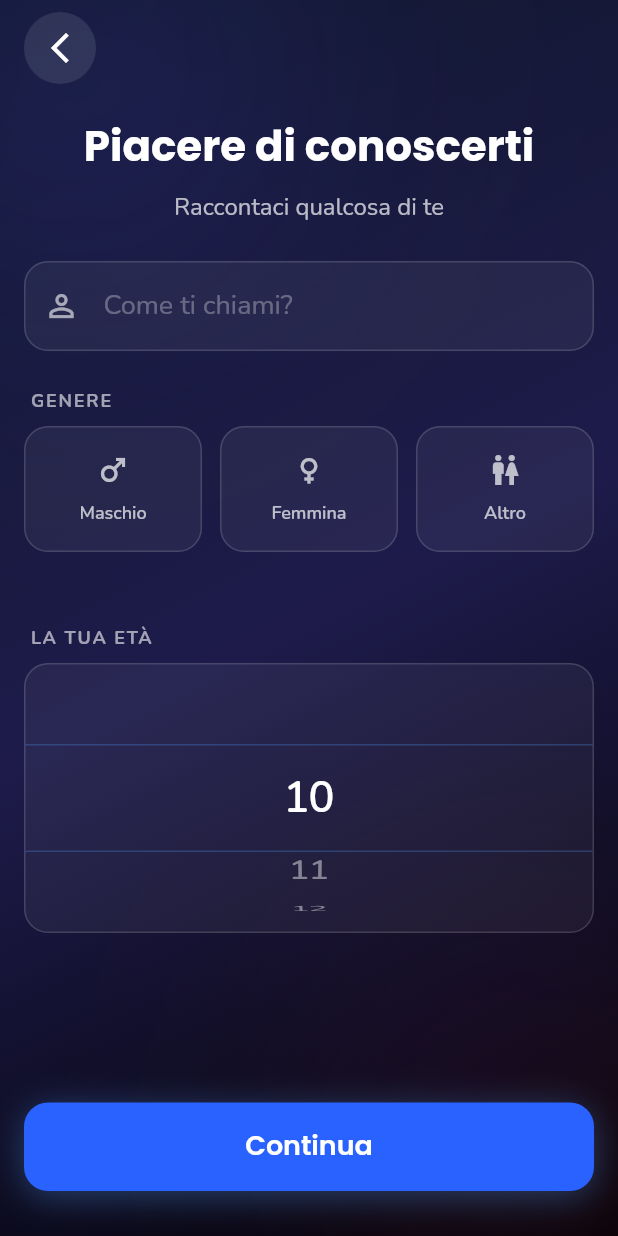
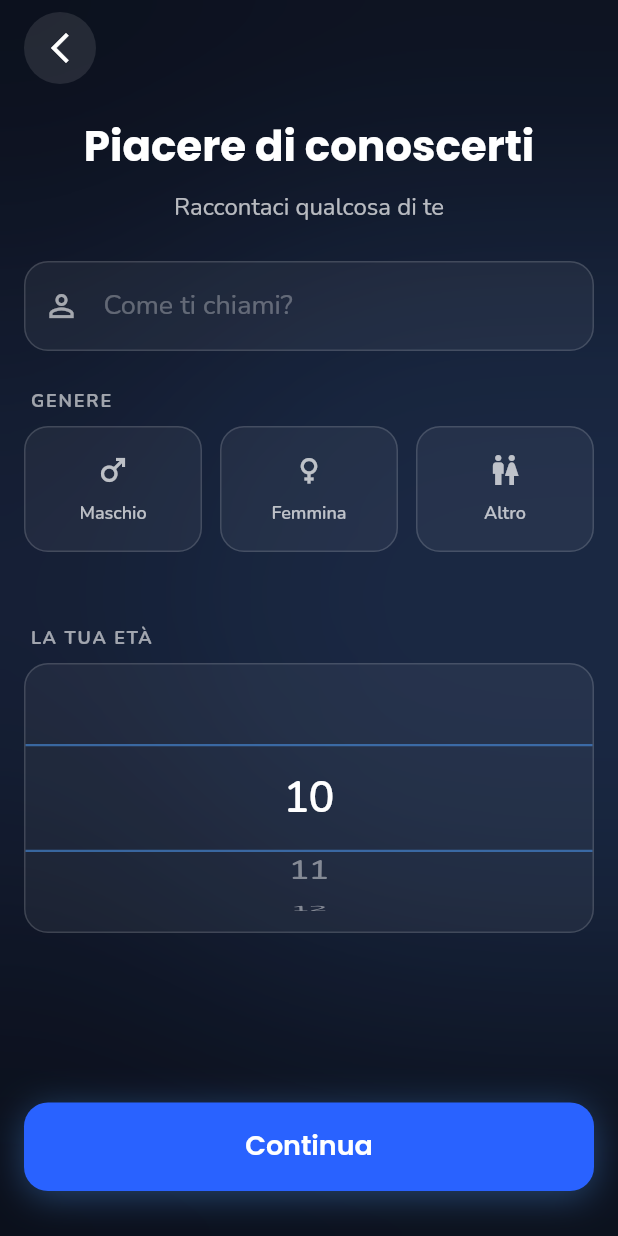
Before and after one commit to lvdoviko/applicazione_mental_coach, a Flutter app: the screen it shows after launch, after a tap on "🇮🇹", on a phone screen of 412 x 824 dp. Run offline on Flutter 3.47's test engine with Material 3 defaults, Android fonts, the phone set to English and light mode, and no system bars; our stand-ins replace connectivity_plus, device_info_plus, dio, equatable, flutter_riverpod, go_router and 8 more; missing offline and left inert: health; accounts and stored records are empty.

Commit message:
feat: implement a dynamic `LivingBackground` for the onboarding flow and refine UI elements in avatar selection and user details steps.

```diff
--- a/lib/features/onboarding/widgets/onboarding_flow.dart
+++ b/lib/features/onboarding/widgets/onboarding_flow.dart
@@ -10,6 +10,7 @@ import 'package:applicazione_mental_coach/features/onboarding/widgets/steps/load
 import 'package:applicazione_mental_coach/core/routing/app_router.dart';
 import 'package:applicazione_mental_coach/features/user/providers/user_provider.dart';
 import 'package:applicazione_mental_coach/core/providers/locale_provider.dart';
+import 'package:applicazione_mental_coach/shared/widgets/living_background.dart';
 
 class OnboardingFlow extends ConsumerStatefulWidget {
   const OnboardingFlow({super.key});
@@ -117,49 +118,8 @@ class _OnboardingFlowState extends ConsumerState<OnboardingFlow> {
       body: Stack(
         children: [
           // 1. Global Background (Aurora Effect)
-          Container(
-            decoration: const BoxDecoration(
-              gradient: LinearGradient(
-                begin: Alignment.topLeft,
-                end: Alignment.bottomRight,
-                colors: [
-                  Color(0xFF0F172A), // Slate 900
-                  Color(0xFF1E1B4B), // Indigo 950
-                  Color(0xFF000000), // Black
-                ],
-              ),
-            ),
-          ),
-          // Subtle radial overlay for depth
-          Positioned(
-            top: -100,
-            left: -100,
-            child: ImageFiltered(
-              imageFilter: org_ui.ImageFilter.blur(sigmaX: 100, sigmaY: 100),
-              child: Container(
-                width: 300,
-                height: 300,
-                decoration: BoxDecoration(
-                  shape: BoxShape.circle,
-                  color: const Color(0xFF4F46E5).withOpacity(0.2), // Indigo
-                ),
-              ),
-            ),
-          ),
-          Positioned(
-            bottom: -100,
-            right: -100,
-            child: ImageFiltered(
-              imageFilter: org_ui.ImageFilter.blur(sigmaX: 100, sigmaY: 100),
-              child: Container(
-                width: 300,
-                height: 300,
-                decoration: BoxDecoration(
-                  shape: BoxShape.circle,
-                  color: const Color(0xFFEC4899).withOpacity(0.1), // Pink
-                ),
-              ),
-            ),
+          const Positioned.fill(
+            child: LivingBackground(),
           ),
 
           // 2. Page Content
--- a/lib/features/onboarding/widgets/steps/avatar_selection_step.dart
+++ b/lib/features/onboarding/widgets/steps/avatar_selection_step.dart
@@ -54,24 +54,24 @@ class AvatarSelectionStep extends StatelessWidget {
                 Expanded(
                   child: _buildAvatarCard(
                     context,
-                    id: 'atlas',
-                    name: l10n.coachAtlas,
-                    description: l10n.coachAtlasDesc,
-                    // Ensure this is the Male image
+                    id: 'serena',
+                    name: l10n.coachSerena,
+                    description: l10n.coachSerenaDesc,
+                    // Ensure this is the Female image
                     imageUrl: 'https://models.readyplayer.me/69286d45132e61458cee2d1f.png?bodyType=halfbody',
-                    color: Colors.blueAccent,
+                    color: Colors.pinkAccent,
                   ),
                 ),
                 const SizedBox(width: AppSpacing.md),
                 Expanded(
                   child: _buildAvatarCard(
                     context,
-                    id: 'serena',
-                    name: l10n.coachSerena,
-                    description: l10n.coachSerenaDesc,
-                    // Ensure this is the Female image
+                    id: 'atlas',
+                    name: l10n.coachAtlas,
+                    description: l10n.coachAtlasDesc,
+                    // Ensure this is the Male image
                     imageUrl: 'https://models.readyplayer.me/6929b1e97b7a88e1f60a6f9e.png?bodyType=halfbody',
-                    color: Colors.pinkAccent,
+                    color: Colors.blueAccent,
                   ),
                 ),
               ],
@@ -81,8 +81,18 @@ class AvatarSelectionStep extends StatelessWidget {
           const SizedBox(height: AppSpacing.xl),
 
           // Full width Next button
-          SizedBox(
+          Container(
             width: double.infinity,
+            decoration: BoxDecoration(
+              borderRadius: BorderRadius.circular(16),
+              boxShadow: [
+                BoxShadow(
+                  color: const Color(0xFF4A90E2).withOpacity(0.4), // Blu Brand
+                  blurRadius: 20, // Effetto Glow diffuso
+                  offset: const Offset(0, 4),
+                )
+              ],
+            ),
             child: ElevatedButton(
               onPressed: selectedAvatarId != null ? onNext : null,
               style: ElevatedButton.styleFrom(
@@ -92,8 +102,8 @@ class AvatarSelectionStep extends StatelessWidget {
                 shape: RoundedRectangleBorder(
                   borderRadius: BorderRadius.circular(16),
                 ),
-                elevation: 8,
-                shadowColor: AppColors.primary.withOpacity(0.5),
+                elevation: 0, // Shadow handled by Container
+                shadowColor: Colors.transparent,
               ),
               child: Text(
                 l10n.startJourney,
--- a/lib/features/onboarding/widgets/steps/user_details_step.dart
+++ b/lib/features/onboarding/widgets/steps/user_details_step.dart
@@ -133,8 +133,8 @@ class UserDetailsStep extends StatelessWidget {
                         decoration: BoxDecoration(
                           border: Border.symmetric(
                             horizontal: BorderSide(
-                              color: const Color(0xFF4A90E2).withOpacity(0.3),
-                              width: 1,
+                              color: const Color(0xFF4A90E2).withOpacity(0.6),
+                              width: 1.5,
                             ),
                           ),
                         ),
--- /dev/null
+++ b/lib/shared/widgets/living_background.dart
@@ -0,0 +1,122 @@
+import 'dart:async';
+import 'dart:ui';
+import 'dart:math' as Math;
+import 'package:flutter/material.dart';
+
+class LivingBackground extends StatefulWidget {
+  const LivingBackground({super.key});
+
+  @override
+  State<LivingBackground> createState() => _LivingBackgroundState();
+}
+
+class _LivingBackgroundState extends State<LivingBackground> with TickerProviderStateMixin {
+  // Parametri per animare le posizioni delle "luci"
+  late AnimationController _controller;
+
+  // Variabili per l'animazione di respiro (Scale)
+  late AnimationController _pulseController;
+  late Animation<double> _pulseAnimation;
+
+  @override
+  void initState() {
+    super.initState();
+
+    // Controller per la rotazione lenta
+    _controller = AnimationController(
+      duration: const Duration(seconds: 10), // Molto lento (Calm)
+      vsync: this,
+    )..repeat(); // Loop infinito
+
+    // Controller per il respiro (Pulsazione)
+    _pulseController = AnimationController(
+      duration: const Duration(seconds: 4),
+      vsync: this,
+    )..repeat(reverse: true);
+
+    _pulseAnimation = Tween<double>(begin: 1.0, end: 1.2).animate(
+      CurvedAnimation(parent: _pulseController, curve: Curves.easeInOutSine),
+    );
+  }
+
+  @override
+  void dispose() {
+    _controller.dispose();
+    _pulseController.dispose();
+    super.dispose();
+  }
+
+  @override
+  Widget build(BuildContext context) {
+    // Colori del Brand
+    final color1 = const Color(0xFF4A90E2); // Blu Elettrico (Brand)
+    final color2 = const Color(0xFF1C2541); // Blu Notte
+    final color3 = const Color(0xFF0D1322); // Scuro profondo (Sfondo base)
+
+    return Stack(
+      children: [
+        // 1. Sfondo Base (Blu Scurissimo, non nero piatto)
+        Container(color: color3),
+
+        // 2. Luce 1 (Blu Brand) - ENORME
+        AnimatedBuilder(
+          animation: _controller,
+          builder: (context, child) {
+            return Positioned(
+              top: MediaQuery.of(context).size.height * 0.2 + (50 * Math.sin(_controller.value * 2 * Math.pi)),
+              left: MediaQuery.of(context).size.width * 0.1 + (30 * Math.cos(_controller.value * 2 * Math.pi)),
+              child: child!,
+            );
+          },
+          child: ScaleTransition(
+            scale: _pulseAnimation,
+            child: Container(
+              width: 500, // Molto grande
+              height: 500,
+              decoration: BoxDecoration(
+                shape: BoxShape.circle,
+                color: color1.withOpacity(0.4),
+              ),
+            ),
+          ),
+        ),
+
+        // 3. Luce 2 (Blu Notte) - ENORME e opposta
+        AnimatedBuilder(
+          animation: _controller,
+          builder: (context, child) {
+            return Positioned(
+              bottom: MediaQuery.of(context).size.height * 0.1 + (60 * Math.cos(_controller.value * 2 * Math.pi)),
+              right: -100 + (40 * Math.sin(_controller.value * 2 * Math.pi)),
+              child: child!,
+            );
+          },
+          child: Container(
+            width: 600, // Ancora più grande
+            height: 600,
+            decoration: BoxDecoration(
+              shape: BoxShape.circle,
+              color: color2.withOpacity(0.6),
+            ),
+          ),
+        ),
+
+        // 4. IL SEGRETO: Blur Estremo (Mesh Effect)
+        // Questo fonde le palle di colore in un'aurora liquida
+        Positioned.fill(
+          child: BackdropFilter(
+            filter: ImageFilter.blur(sigmaX: 100.0, sigmaY: 100.0), // Blur altissimo
+            child: Container(
+              color: Colors.transparent, // Necessario per il filtro
+            ),
+          ),
+        ),
+
+        // 5. Velo scuro per leggibilità (Opzionale, leggero)
+        Container(
+          color: Colors.black.withOpacity(0.2),
+        ),
+      ],
+    );
+  }
+}
```
